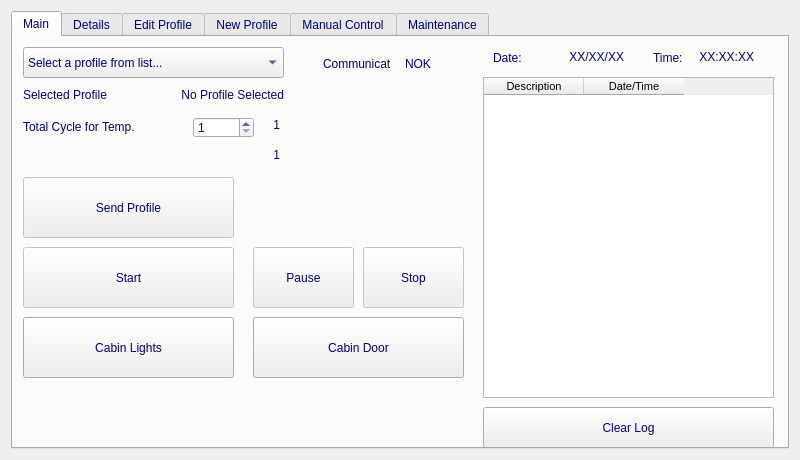
Above: mainwindow.ui from gokselsahin/inDetail before the change. Below: the same form after it.
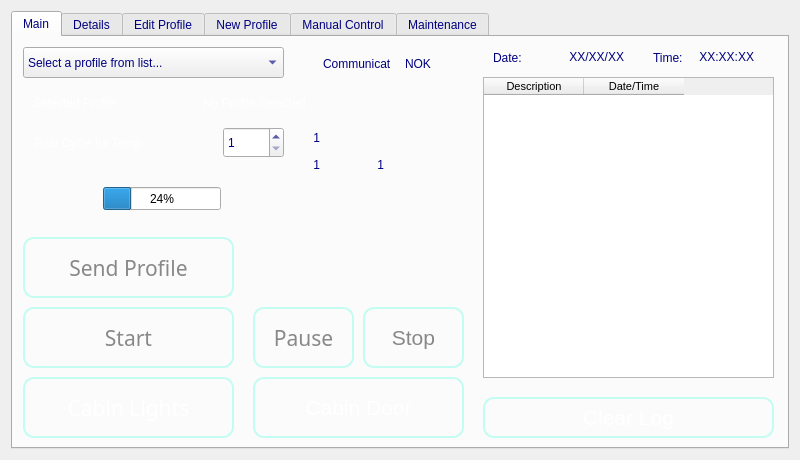
That is the form after the change. Icons and pictures are not drawn. Custom widgets are drawn as their Qt base class.

Commit message:
Görsel Değişiklikler
Arayüzle ilgili görsel değişiklikler yapıldı.

Diff of the .ui file:
```diff
--- a/mainwindow.ui
+++ b/mainwindow.ui
@@ -69,37 +69,14 @@
        <bool>false</bool>
       </property>
       <property name="styleSheet">
-       <string notr="true">/*
-#tab_Main
+       <string notr="true">#tab_Main
 {
-	background-image: url(:/images/background.jpg);
-}
-
-#tab_Details
-{
-	background-image: url(:/images/background.jpg);
-}
-
-#tab_EditPro
-{
-	background-image: url(:/images/background.jpg);
-}
-
-#tab_NewPro
-{
-	background-image: url(:/images/background.jpg);
-}
-
-#tab_Manual
-{
-	background-image: url(:/images/background.jpg);
-}
-
-#tab_Maintenance
-{
-	background-image: url(:/images/background.jpg);
-}
-*/</string>
+font: 87 8pt &quot;Segoe UI Black&quot;;
+border: none;
+background: qradialgradient(cx: 0.7, cy: -0.4,
+fx: 0.7, fy: -0.4,
+radius: 2, stop: 0 #A8EB12, stop: 1 #65BAAB );
+}</string>
       </property>
       <property name="tabShape">
        <enum>QTabWidget::Rounded</enum>
@@ -185,11 +162,41 @@
         <property name="geometry">
          <rect>
           <x>470</x>
-          <y>370</y>
+          <y>360</y>
           <width>291</width>
           <height>41</height>
          </rect>
         </property>
+        <property name="styleSheet">
+         <string notr="true">QPushButton {
+color: #fff;
+font-family: &quot;Gill Sans MT&quot;;
+font-size: 21px;
+border: 2px solid #c3fcf1;
+border-radius: 11px;
+padding: 5px;
+background: qradialgradient(cx: 0.3, cy: -0.6,
+fx: 0.3, fy: -0.4,
+radius: 1.35, stop: 0 #65BAAB, stop: 1 #0E62A0);
+min-width: 80px;
+}
+QPushButton:hover {
+background: qradialgradient(cx: 0.3, cy: -0.4,
+fx: 0.3, fy: -0.4,
+radius: 1.35, stop: 0 #65BAAB, stop: 1 #0E62A0);
+}
+QPushButton:pressed {
+background: qradialgradient(cx: 0.4, cy: -0.1,
+fx: 0.4, fy: -0.1,
+radius: 1.35, stop: 0 #65BAAB, stop: 1 #ddd);
+}
+QPushButton:disabled {
+color: #888;
+background: qradialgradient(cx: 0.4, cy: -0.1,
+fx: 0.4, fy: -0.1,
+radius: 1.35, stop: 0 #65BAAB, stop: 1 #ddd);
+}</string>
+        </property>
         <property name="text">
          <string>Clear Log</string>
         </property>
@@ -198,11 +205,47 @@
         <property name="geometry">
          <rect>
           <x>10</x>
-          <y>280</y>
+          <y>340</y>
           <width>211</width>
           <height>61</height>
          </rect>
         </property>
+        <property name="font">
+         <font>
+          <family>Gill Sans MT</family>
+          <pointsize>-1</pointsize>
+         </font>
+        </property>
+        <property name="styleSheet">
+         <string notr="true">QPushButton {
+color: #fff;
+font-family: &quot;Gill Sans MT&quot;;
+font-size: 21px;
+border: 2px solid #c3fcf1;
+border-radius: 11px;
+padding: 5px;
+background: qradialgradient(cx: 0.3, cy: -0.6,
+fx: 0.3, fy: -0.4,
+radius: 1.35, stop: 0 #65BAAB, stop: 1 #0E62A0);
+min-width: 80px;
+}
+QPushButton:hover {
+background: qradialgradient(cx: 0.3, cy: -0.4,
+fx: 0.3, fy: -0.4,
+radius: 1.35, stop: 0 #65BAAB, stop: 1 #0E62A0);
+}
+QPushButton:pressed {
+background: qradialgradient(cx: 0.4, cy: -0.1,
+fx: 0.4, fy: -0.1,
+radius: 1.35, stop: 0 #65BAAB, stop: 1 #ddd);
+}
+QPushButton:disabled {
+color: #888;
+background: qradialgradient(cx: 0.4, cy: -0.1,
+fx: 0.4, fy: -0.1,
+radius: 1.35, stop: 0 #65BAAB, stop: 1 #ddd);
+}</string>
+        </property>
         <property name="text">
          <string>Cabin Lights</string>
         </property>
@@ -217,13 +260,46 @@
         <property name="geometry">
          <rect>
           <x>10</x>
-          <y>210</y>
+          <y>270</y>
           <width>211</width>
           <height>61</height>
          </rect>
         </property>
+        <property name="font">
+         <font>
+          <family>Gill Sans MT</family>
+          <pointsize>-1</pointsize>
+         </font>
+        </property>
         <property name="styleSheet">
-         <string notr="true"/>
+         <string notr="true">QPushButton {
+color: #fff;
+font-family: &quot;Gill Sans MT&quot;;
+font-size: 21px;
+border: 2px solid #c3fcf1;
+border-radius: 11px;
+padding: 5px;
+background: qradialgradient(cx: 0.3, cy: -0.6,
+fx: 0.3, fy: -0.4,
+radius: 1.35, stop: 0 #65BAAB, stop: 1 #0E62A0);
+min-width: 80px;
+}
+QPushButton:hover {
+background: qradialgradient(cx: 0.3, cy: -0.4,
+fx: 0.3, fy: -0.4,
+radius: 1.35, stop: 0 #65BAAB, stop: 1 #0E62A0);
+}
+QPushButton:pressed {
+background: qradialgradient(cx: 0.4, cy: -0.1,
+fx: 0.4, fy: -0.1,
+radius: 1.35, stop: 0 #65BAAB, stop: 1 #ddd);
+}
+QPushButton:disabled {
+color: #888;
+background: qradialgradient(cx: 0.4, cy: -0.1,
+fx: 0.4, fy: -0.1,
+radius: 1.35, stop: 0 #65BAAB, stop: 1 #ddd);
+}</string>
         </property>
         <property name="text">
          <string>Start</string>
@@ -242,13 +318,40 @@
         <property name="geometry">
          <rect>
           <x>350</x>
-          <y>210</y>
+          <y>270</y>
           <width>101</width>
           <height>61</height>
          </rect>
         </property>
         <property name="styleSheet">
-         <string notr="true"/>
+         <string notr="true">QPushButton {
+color: #fff;
+font-family: &quot;Gill Sans MT&quot;;
+font-size: 21px;
+border: 2px solid #c3fcf1;
+border-radius: 11px;
+padding: 5px;
+background: qradialgradient(cx: 0.3, cy: -0.6,
+fx: 0.3, fy: -0.4,
+radius: 1.35, stop: 0 #65BAAB, stop: 1 #0E62A0);
+min-width: 80px;
+}
+QPushButton:hover {
+background: qradialgradient(cx: 0.3, cy: -0.4,
+fx: 0.3, fy: -0.4,
+radius: 1.35, stop: 0 #65BAAB, stop: 1 #0E62A0);
+}
+QPushButton:pressed {
+background: qradialgradient(cx: 0.4, cy: -0.1,
+fx: 0.4, fy: -0.1,
+radius: 1.35, stop: 0 #65BAAB, stop: 1 #ddd);
+}
+QPushButton:disabled {
+color: #888;
+background: qradialgradient(cx: 0.4, cy: -0.1,
+fx: 0.4, fy: -0.1,
+radius: 1.35, stop: 0 #65BAAB, stop: 1 #ddd);
+}</string>
         </property>
         <property name="text">
          <string>Stop</string>
@@ -257,12 +360,18 @@
        <widget class="QLabel" name="label">
         <property name="geometry">
          <rect>
-          <x>10</x>
-          <y>80</y>
+          <x>20</x>
+          <y>90</y>
           <width>161</width>
-          <height>20</height>
+          <height>31</height>
          </rect>
         </property>
+        <property name="styleSheet">
+         <string notr="true">QLabel{
+color : #fff;
+font: 75 14pt &quot;Gill Sans MT&quot;;
+}</string>
+        </property>
         <property name="text">
          <string>Total Cycle for Temp. </string>
         </property>
@@ -270,10 +379,10 @@
        <widget class="QSpinBox" name="sbTTotalCycle">
         <property name="geometry">
          <rect>
-          <x>180</x>
-          <y>80</y>
+          <x>210</x>
+          <y>90</y>
           <width>61</width>
-          <height>21</height>
+          <height>31</height>
          </rect>
         </property>
         <property name="minimum">
@@ -289,7 +398,7 @@
           <x>470</x>
           <y>40</y>
           <width>291</width>
-          <height>321</height>
+          <height>301</height>
          </rect>
         </property>
         <property name="font">
@@ -315,13 +424,46 @@
         <property name="geometry">
          <rect>
           <x>10</x>
-          <y>140</y>
+          <y>200</y>
           <width>211</width>
           <height>61</height>
          </rect>
         </property>
+        <property name="font">
+         <font>
+          <family>Gill Sans MT</family>
+          <pointsize>-1</pointsize>
+         </font>
+        </property>
         <property name="styleSheet">
-         <string notr="true"/>
+         <string notr="true">QPushButton {
+color: #fff;
+font-family: &quot;Gill Sans MT&quot;;
+font-size: 21px;
+border: 2px solid #c3fcf1;
+border-radius: 11px;
+padding: 5px;
+background: qradialgradient(cx: 0.3, cy: -0.6,
+fx: 0.3, fy: -0.4,
+radius: 1.35, stop: 0 #65BAAB, stop: 1 #0E62A0);
+min-width: 80px;
+}
+QPushButton:hover {
+background: qradialgradient(cx: 0.3, cy: -0.4,
+fx: 0.3, fy: -0.4,
+radius: 1.35, stop: 0 #65BAAB, stop: 1 #0E62A0);
+}
+QPushButton:pressed {
+background: qradialgradient(cx: 0.4, cy: -0.1,
+fx: 0.4, fy: -0.1,
+radius: 1.35, stop: 0 #65BAAB, stop: 1 #ddd);
+}
+QPushButton:disabled {
+color: #888;
+background: qradialgradient(cx: 0.4, cy: -0.1,
+fx: 0.4, fy: -0.1,
+radius: 1.35, stop: 0 #65BAAB, stop: 1 #ddd);
+}</string>
         </property>
         <property name="text">
          <string>Send Profile</string>
@@ -336,28 +478,43 @@
        <widget class="QLabel" name="laSelectedProfileMain">
         <property name="geometry">
          <rect>
-          <x>130</x>
+          <x>190</x>
           <y>50</y>
-          <width>141</width>
-          <height>16</height>
+          <width>171</width>
+          <height>31</height>
          </rect>
         </property>
+        <property name="layoutDirection">
+         <enum>Qt::LeftToRight</enum>
+        </property>
+        <property name="styleSheet">
+         <string notr="true">QLabel{
+color : #fff;
+font: 75 14pt &quot;Gill Sans MT&quot;;
+}</string>
+        </property>
         <property name="text">
          <string>No Profile Selected</string>
         </property>
         <property name="alignment">
-         <set>Qt::AlignRight|Qt::AlignTrailing|Qt::AlignVCenter</set>
+         <set>Qt::AlignLeading|Qt::AlignLeft|Qt::AlignVCenter</set>
         </property>
        </widget>
        <widget class="QLabel" name="label_3">
         <property name="geometry">
          <rect>
-          <x>10</x>
+          <x>20</x>
           <y>50</y>
-          <width>121</width>
-          <height>16</height>
+          <width>161</width>
+          <height>31</height>
          </rect>
         </property>
+        <property name="styleSheet">
+         <string notr="true">QLabel{
+color : #fff;
+font: 75 14pt &quot;Gill Sans MT&quot;;
+}</string>
+        </property>
         <property name="text">
          <string>Selected Profile</string>
         </property>
@@ -369,13 +526,46 @@
         <property name="geometry">
          <rect>
           <x>240</x>
-          <y>210</y>
+          <y>270</y>
           <width>101</width>
           <height>61</height>
          </rect>
         </property>
+        <property name="font">
+         <font>
+          <family>Gill Sans MT</family>
+          <pointsize>-1</pointsize>
+         </font>
+        </property>
         <property name="styleSheet">
-         <string notr="true"/>
+         <string notr="true">QPushButton {
+color: #fff;
+font-family: &quot;Gill Sans MT&quot;;
+font-size: 21px;
+border: 2px solid #c3fcf1;
+border-radius: 11px;
+padding: 5px;
+background: qradialgradient(cx: 0.3, cy: -0.6,
+fx: 0.3, fy: -0.4,
+radius: 1.35, stop: 0 #65BAAB, stop: 1 #0E62A0);
+min-width: 80px;
+}
+QPushButton:hover {
+background: qradialgradient(cx: 0.3, cy: -0.4,
+fx: 0.3, fy: -0.4,
+radius: 1.35, stop: 0 #65BAAB, stop: 1 #0E62A0);
+}
+QPushButton:pressed {
+background: qradialgradient(cx: 0.4, cy: -0.1,
+fx: 0.4, fy: -0.1,
+radius: 1.35, stop: 0 #65BAAB, stop: 1 #ddd);
+}
+QPushButton:disabled {
+color: #888;
+background: qradialgradient(cx: 0.4, cy: -0.1,
+fx: 0.4, fy: -0.1,
+radius: 1.35, stop: 0 #65BAAB, stop: 1 #ddd);
+}</string>
         </property>
         <property name="text">
          <string>Pause</string>
@@ -384,10 +574,10 @@
        <widget class="QLabel" name="laTTotalCycleMain">
         <property name="geometry">
          <rect>
-          <x>220</x>
-          <y>80</y>
+          <x>260</x>
+          <y>90</y>
           <width>47</width>
-          <height>16</height>
+          <height>21</height>
          </rect>
         </property>
         <property name="text">
@@ -401,11 +591,41 @@
         <property name="geometry">
          <rect>
           <x>240</x>
-          <y>280</y>
+          <y>340</y>
           <width>211</width>
           <height>61</height>
          </rect>
         </property>
+        <property name="styleSheet">
+         <string notr="true">QPushButton {
+color: #fff;
+font-family: &quot;Gill Sans MT&quot;;
+font-size: 21px;
+border: 2px solid #c3fcf1;
+border-radius: 11px;
+padding: 5px;
+background: qradialgradient(cx: 0.3, cy: -0.6,
+fx: 0.3, fy: -0.4,
+radius: 1.35, stop: 0 #65BAAB, stop: 1 #0E62A0);
+min-width: 80px;
+}
+QPushButton:hover {
+background: qradialgradient(cx: 0.3, cy: -0.4,
+fx: 0.3, fy: -0.4,
+radius: 1.35, stop: 0 #65BAAB, stop: 1 #0E62A0);
+}
+QPushButton:pressed {
+background: qradialgradient(cx: 0.4, cy: -0.1,
+fx: 0.4, fy: -0.1,
+radius: 1.35, stop: 0 #65BAAB, stop: 1 #ddd);
+}
+QPushButton:disabled {
+color: #888;
+background: qradialgradient(cx: 0.4, cy: -0.1,
+fx: 0.4, fy: -0.1,
+radius: 1.35, stop: 0 #65BAAB, stop: 1 #ddd);
+}</string>
+        </property>
         <property name="text">
          <string>Cabin Door</string>
         </property>
@@ -416,8 +636,8 @@
        <widget class="QLabel" name="laTTestElepsedSecond">
         <property name="geometry">
          <rect>
-          <x>220</x>
-          <y>110</y>
+          <x>260</x>
+          <y>120</y>
           <width>47</width>
           <height>16</height>
          </rect>
@@ -491,6 +711,35 @@
          </property>
         </item>
        </widget>
+       <widget class="QLabel" name="laTotalTestSecond">
+        <property name="geometry">
+         <rect>
+          <x>330</x>
+          <y>120</y>
+          <width>41</width>
+          <height>16</height>
+         </rect>
+        </property>
+        <property name="text">
+         <string>1</string>
+        </property>
+        <property name="alignment">
+         <set>Qt::AlignRight|Qt::AlignTrailing|Qt::AlignVCenter</set>
+        </property>
+       </widget>
+       <widget class="QProgressBar" name="progressBar">
+        <property name="geometry">
+         <rect>
+          <x>90</x>
+          <y>150</y>
+          <width>118</width>
+          <height>23</height>
+         </rect>
+        </property>
+        <property name="value">
+         <number>24</number>
+        </property>
+       </widget>
       </widget>
       <widget class="QWidget" name="tab_Details">
        <property name="autoFillBackground">
```
The commit also changes 2 other files.
